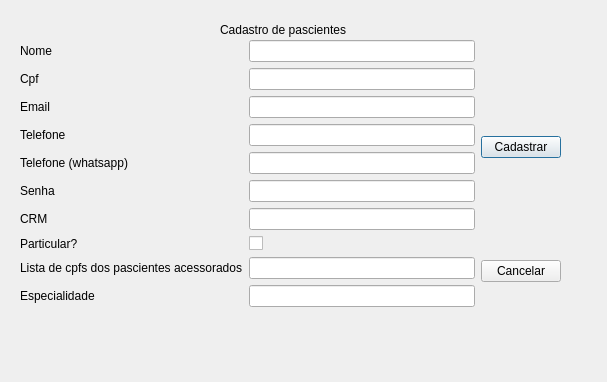
W-F-S/trabalho_02-TPII, file atendente_cadastrar_medico.ui: the form before one commit.
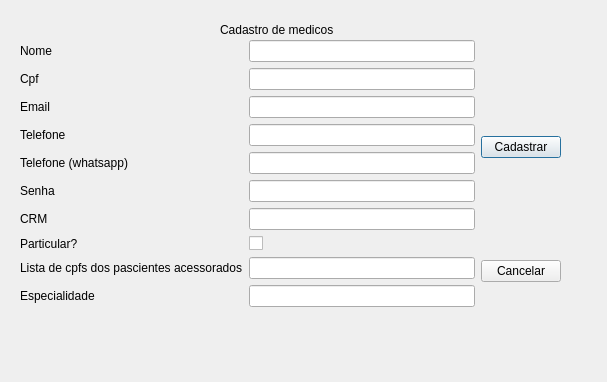
The form after the commit.

The edit to the form file:
```diff
--- a/atendente_cadastrar_medico.ui
+++ b/atendente_cadastrar_medico.ui
@@ -200,7 +200,7 @@
     </rect>
    </property>
    <property name="text">
-    <string>Cadastro de pascientes</string>
+    <string>Cadastro de medicos</string>
    </property>
   </widget>
  </widget>
```
